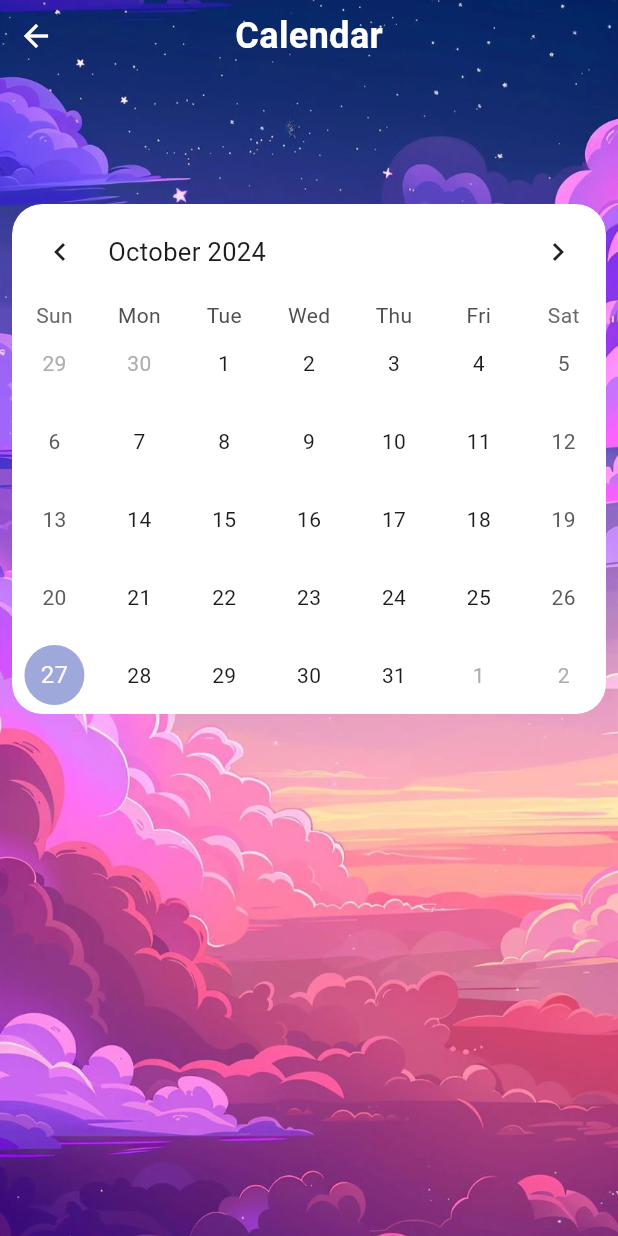
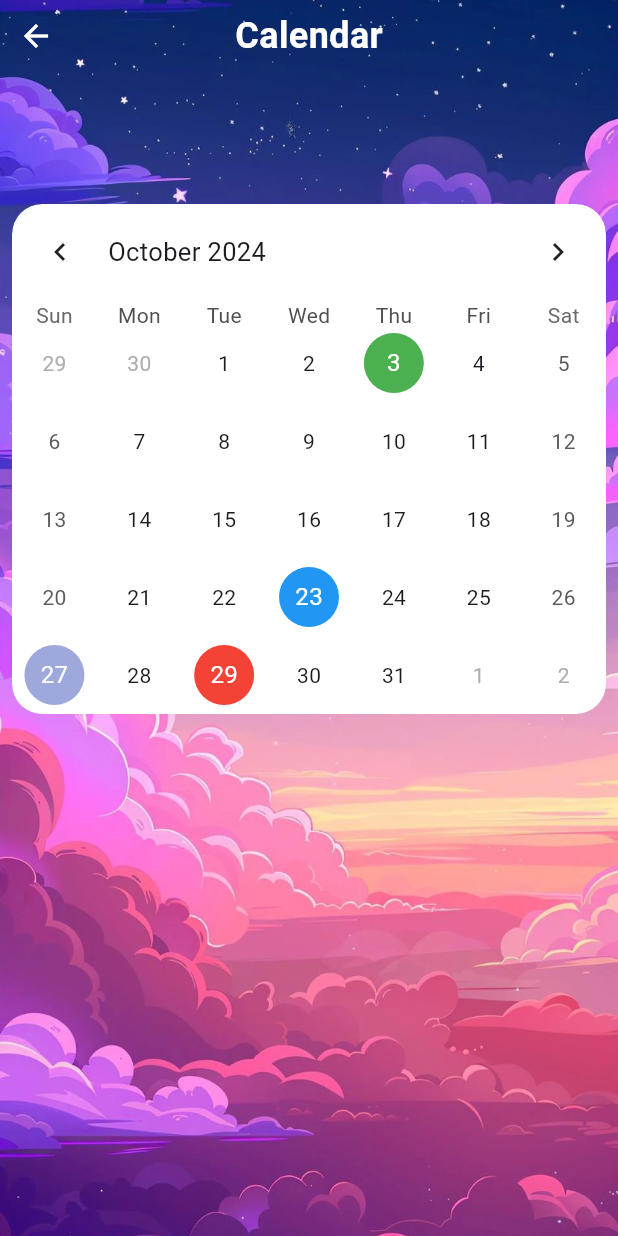
Before and after one commit to CarolinaZRM/CosmicComfort, a Flutter app: the CalendarPage screen opened directly, on a phone screen of 412 x 824 dp. Run offline on Flutter 3.47's test engine with Material 3 defaults, Android fonts, the phone set to English and light mode, and no system bars; drawn by our look-alikes of table_calendar; our stand-ins replace audioplayers, flutter_colorpicker, marquee.

Commit message:
Color Coding of Calendar Implemented!

```diff
--- a/lib/pages/CalendarPage.dart
+++ b/lib/pages/CalendarPage.dart
@@ -14,6 +14,13 @@ class _CalendarPageState extends State<CalendarPage> {
 
   DateTime? _selectedDay;
   DateTime _focusedDay = DateTime.now();
+
+  // TODO: ALL dates must be obtained from DB and formatted as such
+  final Map<DateTime, Color> dateColors = {
+    DateTime.utc(2024, 10, 23): Colors.blue,
+    DateTime.utc(2024, 10, 29): Colors.red,
+    DateTime.utc(2024, 10, 3): Colors.green,
+  };
 
   @override
   Widget build(BuildContext context) {
@@ -78,11 +85,33 @@ class _CalendarPageState extends State<CalendarPage> {
                           // Call your method with the selected date
                           //_runMethodForSelectedDate(selectedDay);
                         },
+                        calendarBuilders: CalendarBuilders(
+                          // Builder for default day cells with conditional coloring
+                          defaultBuilder: (context, day, focusedDay) {
+                            final color = dateColors[day];
+                            return color != null
+                                ? Container(
+                                    margin: const EdgeInsets.all(6), // Align to default circle's margins
+                                    decoration: BoxDecoration(
+                                      shape: BoxShape.circle,
+                                      color: color, // Apply specific color
+                                    ),
+                                    alignment: Alignment.center,
+                                    child: Text(
+                                      '${day.day}',
+                                      style: Theme.of(context).textTheme.bodyMedium?.copyWith(
+                                        color: Colors.white,
+                                        fontSize: (Theme.of(context).textTheme.bodyMedium?.fontSize ?? 1) * 1.15,
+                                      ),
+                                    ),
+                                  )
+                                : null;
+                          },
+                        ),
                       ),
                     ),
                   ),
                 ),
-
               ],
             ),
           )
```
